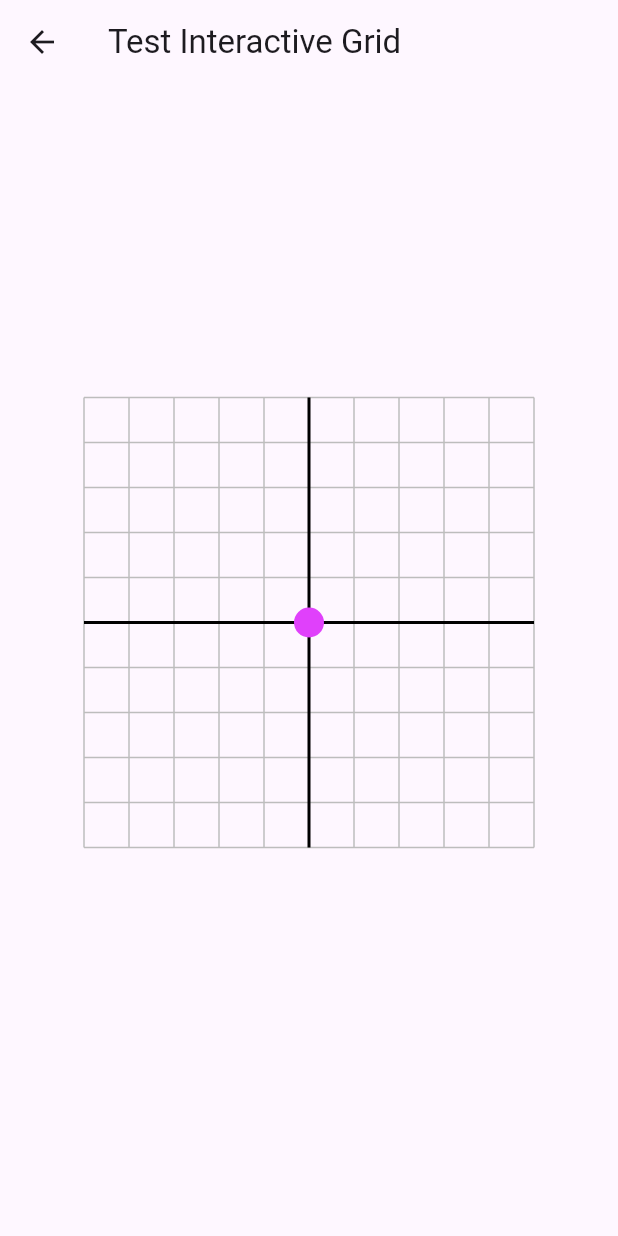
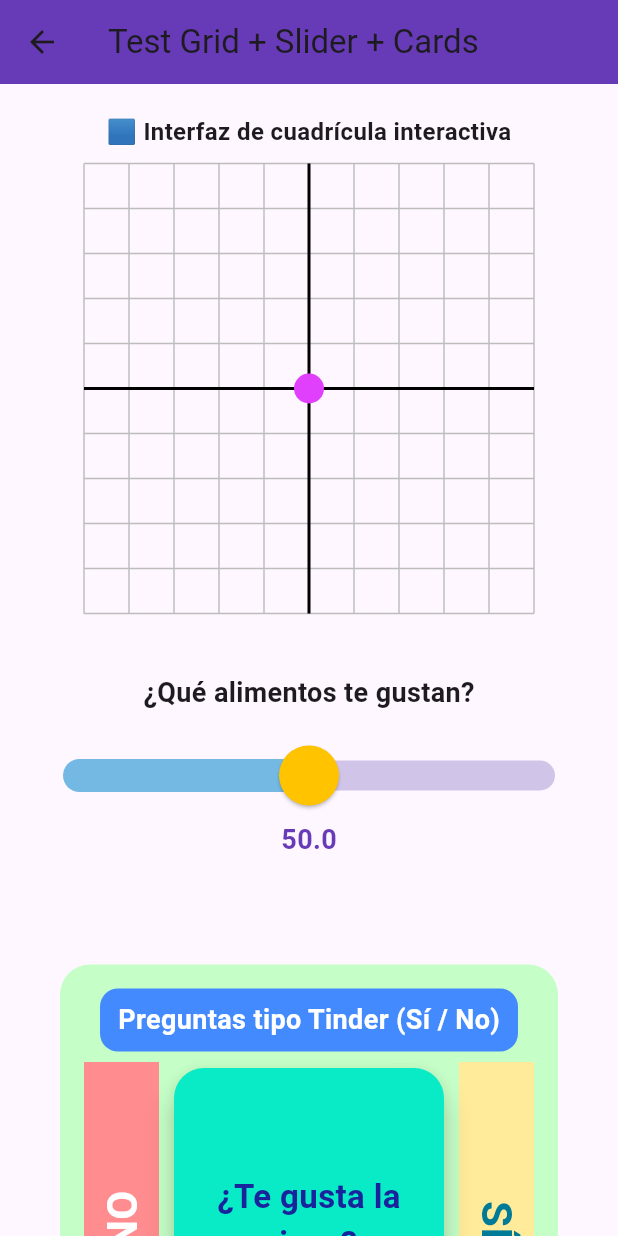
Before and after one commit to SebassoriaP/bamx, a Flutter app: the screen it shows after launch, after a tap on "Probar Widgets", on a phone screen of 412 x 824 dp. Run offline on Flutter 3.47's test engine with Material 3 defaults, Android fonts, the phone set to English and light mode, and no system bars; our stand-ins replace cloud_firestore, firebase_auth, firebase_core; accounts and stored records are empty; network calls fail.

Commit message:
Components: Slider, Checkbox, Textbox, Container, Card

```diff
--- a/lib/screens/login.dart
+++ b/lib/screens/login.dart
@@ -5,7 +5,7 @@ import 'package:bamx/screens/sign_up.dart';
 import 'package:bamx/screens/widget_testing.dart';
 import 'package:bamx/widgets/login/login_form.dart';
 import 'package:bamx/widgets/login/login_footer.dart';
-import 'package:bamx/widgets/blue_container_widget.dart';
+import 'package:bamx/widgets/container_widget.dart';
 import 'package:bamx/utils/warning.dart';
 
 class LoginScreen extends StatefulWidget {
@@ -63,7 +63,7 @@ class _LoginScreenState extends State<LoginScreen> {
                       // Blue container takes flexible space
                       Expanded(
                         flex: 6,
-                        child: BlueContainer(
+                        child: FlexibleContainer(
                           overlays: const [
                             Positioned(
                               bottom: -42,
--- a/lib/screens/widget_testing.dart
+++ b/lib/screens/widget_testing.dart
@@ -1,18 +1,42 @@
 import 'package:flutter/material.dart';
 import 'package:bamx/widgets/form_modules/grid_widget.dart';
+import 'package:bamx/widgets/form_modules/slider_widget.dart';
+import 'package:bamx/widgets/form_modules/card_widget.dart';
+import 'package:bamx/widgets/form_modules/checkbox_widget.dart';
+import 'package:bamx/widgets/form_modules/textbox_widget.dart';
 
-class TestGridScreen extends StatelessWidget {
+
+class TestGridScreen extends StatefulWidget {
   const TestGridScreen({super.key});
+
+  @override
+  State<TestGridScreen> createState() => _TestGridScreenState();
+}
+
+class _TestGridScreenState extends State<TestGridScreen> {
+  double _sliderValue = 50;
 
   @override
   Widget build(BuildContext context) {
     return Scaffold(
       appBar: AppBar(
-        title: const Text('Test Interactive Grid'),
+        title: const Text('Test Grid + Slider + Cards'),
+        backgroundColor: Colors.deepPurple,
       ),
-      body: Center(
-        child: SizedBox(
-          height: 350,
+      body: SingleChildScrollView(
+        child: Padding(
+          padding: const EdgeInsets.all(20),
+          child: Column(
+            mainAxisAlignment: MainAxisAlignment.center,
+            children: [
+              // 🟦 Interactive Grid
+              const Text(
+                '🟦 Interfaz de cuadrícula interactiva',
+                style: TextStyle(fontSize: 16, fontWeight: FontWeight.bold),
+              ),
+              const SizedBox(height: 10),
+              SizedBox(
+                height: 300,
                 child: InteractiveGrid(
                   width: 300,
                   height: 300,
@@ -21,6 +45,69 @@ class TestGridScreen extends StatelessWidget {
                   },
                 ),
               ),
+              const SizedBox(height: 40),
+
+
+              CustomSlider(
+                question: "¿Qué alimentos te gustan?",
+                min: 0,
+                max: 100,
+                initialValue: _sliderValue,
+                onChanged: (value) {
+                  setState(() {
+                    _sliderValue = value;
+                  });
+                  debugPrint('Nuevo valor del slider: $value');
+                },
+              ),
+              const SizedBox(height: 50),
+
+              // Swipe Cards
+              SizedBox(
+                height: 400,
+                child: CardWidget(
+                  title:"Preguntas tipo Tinder (Sí / No)",
+                  questions: const [
+                    "¿Te gusta la pizza?",
+                    "¿Has viajado al extranjero?",
+                    "¿Te consideras una persona puntual?",
+                    "¿Usas Flutter para tus proyectos?",
+                  ],
+                  onAnswered: (question, answer) {
+                    debugPrint(
+                        'Pregunta: "$question" → ${answer ? "Sí" : "No"}');
+                  },
+                ),
+              ),
+
+
+
+              const SizedBox(height: 50),
+
+              // MultipleChoiceQuestion
+              MultipleChoiceQuestion(
+                question: "¿Qué alimentos te gustan?",
+                options: ["Frutas", "Verduras", "Carnes", "Lácteos"],
+                onChanged: (selected) {
+                  debugPrint("Seleccionados: $selected");
+                },
+              ),
+
+              const SizedBox(height: 50),
+
+              // 📝 Caja de texto
+              CustomTextField(
+                label: "Nombre completo",
+                hint: "Ingresa tu nombre",
+                onChanged: (value) {
+                  debugPrint("Texto ingresado: $value");
+                },
+              ),
+
+
+            ],
+          ),
+        ),
       ),
     );
   }
--- a/lib/widgets/blue_container_widget.dart
+++ /dev/null
@@ -1,37 +0,0 @@
-import 'package:flutter/material.dart';
-
-class BlueContainer extends StatelessWidget {
-  final Widget child;
-  final double heightFactor;
-  final List<Widget>? overlays;
-
-  const BlueContainer({
-    super.key,
-    required this.child,
-    this.heightFactor = 0.75,
-    this.overlays,
-  });
-
-  @override
-  Widget build(BuildContext context) {
-    return Container(
-      margin: const EdgeInsets.all(20),
-      width: double.infinity,
-      height: MediaQuery.of(context).size.height * heightFactor,
-      decoration: BoxDecoration(
-        gradient: const LinearGradient(
-          colors: [Color(0xFF00AEEF), Color(0xFF3AB0FF)],
-          begin: Alignment.topCenter,
-          end: Alignment.bottomCenter,
-        ),
-        borderRadius: BorderRadius.circular(30),
-      ),
-      child: Stack(
-        children: [
-          Center(child: child),
-          if (overlays != null) ...overlays!,
-        ],
-      ),
-    );
-  }
-}
--- /dev/null
+++ b/lib/widgets/container_widget.dart
@@ -0,0 +1,50 @@
+import 'package:flutter/material.dart';
+
+class FlexibleContainer extends StatelessWidget {
+  final Widget child;
+  final double heightFactor;
+  final List<Widget>? overlays;
+
+
+  final Color? color;
+  final Gradient? gradient;
+  final double borderRadius;
+
+  const FlexibleContainer({
+    super.key,
+    required this.child,
+    this.heightFactor = 0.75,
+    this.overlays,
+    this.color,
+    this.gradient,
+    this.borderRadius = 30,
+  });
+
+  @override
+  Widget build(BuildContext context) {
+    return Container(
+      margin: const EdgeInsets.all(20),
+      width: double.infinity,
+      height: MediaQuery.of(context).size.height * heightFactor,
+      decoration: BoxDecoration(
+        borderRadius: BorderRadius.circular(borderRadius),
+        // default color if it's not defined where it is used
+        color: color,
+        gradient: color == null
+            ? (gradient ??
+                const LinearGradient(
+                  colors: [Color(0xFF00AEEF), Color(0xFF3AB0FF)],
+                  begin: Alignment.topCenter,
+                  end: Alignment.bottomCenter,
+                ))
+            : null,
+      ),
+      child: Stack(
+        children: [
+          Center(child: child),
+          if (overlays != null) ...overlays!,
+        ],
+      ),
+    );
+  }
+}
--- /dev/null
+++ b/lib/widgets/form_modules/card_widget.dart
@@ -0,0 +1,229 @@
+import 'package:flutter/material.dart';
+import 'package:bamx/widgets/container_widget.dart';
+
+class CardWidget extends StatefulWidget {
+  final List<String> questions;
+  final String title;
+  final void Function(String question, bool answer)? onAnswered;
+
+  const CardWidget({
+    super.key,
+    required this.questions,
+    required this.title,
+    this.onAnswered,
+  });
+
+  @override
+  State<CardWidget> createState() => _CardWidgetState();
+}
+
+class _CardWidgetState extends State<CardWidget> {
+  int currentIndex = 0;
+  Offset cardOffset = Offset.zero;
+  double rotation = 0;
+
+  void _onPanUpdate(DragUpdateDetails details) {
+    setState(() {
+      cardOffset += details.delta;
+      rotation = cardOffset.dx / 100;
+    });
+  }
+
+  void _onPanEnd(DragEndDetails details) {
+    final screenWidth = MediaQuery.of(context).size.width;
+    bool answered = false;
+
+    if (cardOffset.dx > screenWidth * 0.3) {
+      widget.onAnswered?.call(widget.questions[currentIndex], true);
+      answered = true;
+    } else if (cardOffset.dx < -screenWidth * 0.3) {
+      widget.onAnswered?.call(widget.questions[currentIndex], false);
+      answered = true;
+    }
+
+    if (answered) {
+      setState(() {
+        currentIndex++;
+        cardOffset = Offset.zero;
+        rotation = 0;
+      });
+    } else {
+      setState(() {
+        cardOffset = Offset.zero;
+        rotation = 0;
+      });
+    }
+  }
+
+  void _goBack() {
+    if (currentIndex > 0) {
+      setState(() {
+        currentIndex--;
+      });
+    }
+  }
+
+@override
+Widget build(BuildContext context) {
+  final bool finished = currentIndex >= widget.questions.length;
+  final question =
+      !finished ? widget.questions[currentIndex] : "¡Has respondido todas las preguntas!";
+
+  return FlexibleContainer(
+    heightFactor: 1,
+    borderRadius: 20,
+    color: const Color.fromARGB(255, 197, 255, 199),
+    overlays: [],
+    child: Padding(
+      padding: const EdgeInsets.all(16),
+      child: Column(
+        mainAxisAlignment: MainAxisAlignment.center,
+        children: [
+
+         //Title
+          Container(
+            padding: const EdgeInsets.symmetric(horizontal: 12, vertical: 8),
+
+            decoration: BoxDecoration(
+              color: Colors.blueAccent, // box color
+              borderRadius: BorderRadius.circular(12),
+            ),
+            child: Text(
+              widget.title,
+              style: const TextStyle(
+                fontSize: 18,
+                fontWeight: FontWeight.bold,
+                color: Colors.white, // text color
+              ),
+            ),
+          ),
+
+          const SizedBox(height: 7),
+
+          Expanded(
+            child: Stack(
+              alignment: Alignment.center,
+              children: [
+                if (!finished) ...[
+                  // Left side-bar (NO)
+                  Align(
+                    alignment: Alignment.centerLeft,
+                    child: Container(
+                      width: 50,
+                      height: double.infinity,
+                      color: const Color.fromRGBO(255, 140, 142, 1),
+                      child: const RotatedBox(
+                        quarterTurns: 3,
+                        child: Center(
+                          child: Text(
+                            "NO",
+                            style: TextStyle(
+                              fontSize: 28,
+                              fontWeight: FontWeight.bold,
+                              color: Colors.white,
+                            ),
+                          ),
+                        ),
+                      ),
+                    ),
+                  ),
+
+                  // Right side-bar (SÍ)
+                  Align(
+                    alignment: Alignment.centerRight,
+                    child: Container(
+                      width: 50,
+                      height: double.infinity,
+                      color: const Color.fromRGBO(255, 235, 153, 1),
+                      child: const RotatedBox(
+                        quarterTurns: 1,
+                        child: Center(
+                          child: Text(
+                            "SÍ",
+                            style: TextStyle(
+                              fontSize: 28,
+                              fontWeight: FontWeight.bold,
+                              color: Color.fromRGBO(0, 123, 151, 1),
+                            ),
+                          ),
+                        ),
+                      ),
+                    ),
+                  ),
+
+                  // Card
+                  Center(
+                    child: GestureDetector(
+                      onPanUpdate: _onPanUpdate,
+                      onPanEnd: _onPanEnd,
+                      child: Transform.translate(
+                        offset: cardOffset,
+                        child: Transform.rotate(
+                          angle: rotation * 0.2,
+                          child: Card(
+                            elevation: 8,
+                            shape: RoundedRectangleBorder(
+                              borderRadius: BorderRadius.circular(20),
+                            ),
+                            color: const Color.fromRGBO(9, 235, 198, 1),
+                            child: SizedBox(
+                              width: 180,
+                              height: double.infinity,
+                              child: Center(
+                                child: Padding(
+                                  padding: const EdgeInsets.all(20),
+                                  child: Text(
+                                    question,
+                                    textAlign: TextAlign.center,
+                                    style: const TextStyle(
+                                      fontSize: 22,
+                                      fontWeight: FontWeight.bold,
+                                      color: Color.fromRGBO(24, 35, 156, 1),
+                                    ),
+                                  ),
+                                ),
+                              ),
+                            ),
+                          ),
+                        ),
+                      ),
+                    ),
+                  ),
+                ] else ...[
+                  // Solo mostrar texto cuando ya se terminaron las preguntas
+                  Center(
+                    child: Text(
+                      question,
+                      textAlign: TextAlign.center,
+                      style: const TextStyle(
+                        fontSize: 22,
+                        fontWeight: FontWeight.bold,
+                        color: Color.fromRGBO(24, 35, 156, 1),
+                      ),
+                    ),
+                  ),
+                ]
+              ],
+            ),
+          ),
+
+          const SizedBox(height: 20),
+
+          // Botón "Anterior"
+          ElevatedButton.icon(
+            onPressed: _goBack,
+            icon: const Icon(Icons.arrow_back),
+            label: const Text("Anterior"),
+            style: ElevatedButton.styleFrom(
+              backgroundColor: Colors.deepPurple,
+              foregroundColor: Colors.white,
+              padding: const EdgeInsets.symmetric(horizontal: 24, vertical: 12),
+              textStyle: const TextStyle(fontSize: 18),
+            ),
+          ),
+        ],
+      ),
+    ),
+  );
+}
+}
--- /dev/null
+++ b/lib/widgets/form_modules/checkbox_widget.dart
@@ -0,0 +1,69 @@
+import 'package:flutter/material.dart';
+
+class MultipleChoiceQuestion extends StatefulWidget {
+  final String question;
+  final List<String> options;
+  final ValueChanged<List<String>> onChanged;
+
+  const MultipleChoiceQuestion({
+    super.key,
+    required this.question,
+    required this.options,
+    required this.onChanged,
+  });
+
+  @override
+  State<MultipleChoiceQuestion> createState() => _MultipleChoiceQuestionState();
+}
+
+class _MultipleChoiceQuestionState extends State<MultipleChoiceQuestion> {
+  final List<String> _selectedOptions = [];
+
+  void _toggleOption(String option) {
+    setState(() {
+      if (_selectedOptions.contains(option)) {
+        _selectedOptions.remove(option);
+      } else {
+        _selectedOptions.add(option);
+      }
+      widget.onChanged(_selectedOptions);
+    });
+  }
+
+  @override
+  Widget build(BuildContext context) {
+    return Card(
+      elevation: 4,
+      margin: const EdgeInsets.symmetric(vertical: 10, horizontal: 16),
+      shape: RoundedRectangleBorder(
+        borderRadius: BorderRadius.circular(16),
+      ),
+      child: Padding(
+        padding: const EdgeInsets.all(16),
+        child: Column(
+          crossAxisAlignment: CrossAxisAlignment.start,
+          children: [
+            Text(
+              widget.question,
+              style: const TextStyle(
+                fontSize: 18,
+                fontWeight: FontWeight.bold,
+              ),
+            ),
+            const SizedBox(height: 12),
+            ...widget.options.map((option) {
+              final isSelected = _selectedOptions.contains(option);
+              return CheckboxListTile(
+                title: Text(option),
+                value: isSelected,
+                onChanged: (_) => _toggleOption(option),
+                activeColor: Colors.deepPurple,
+                controlAffinity: ListTileControlAffinity.leading,
+              );
+            }),
+          ],
+        ),
+      ),
+    );
+  }
+}
--- /dev/null
+++ b/lib/widgets/form_modules/slider_widget.dart
@@ -0,0 +1,89 @@
+import 'package:flutter/material.dart';
+
+class CustomSlider extends StatefulWidget {
+  final double min;
+  final double max;
+  final double initialValue;
+  final String question;
+  final ValueChanged<double>? onChanged;
+
+  const CustomSlider({
+    super.key,
+    required this.question,
+    this.min = 0,
+    this.max = 100,
+    this.initialValue = 50,
+    this.onChanged,
+  });
+
+  @override
+  State<CustomSlider> createState() => _CustomSliderState();
+}
+
+class _CustomSliderState extends State<CustomSlider> {
+  late double _currentValue;
+
+  @override
+  void initState() {
+    super.initState();
+    _currentValue = widget.initialValue;
+  }
+
+  @override
+  Widget build(BuildContext context) {
+    return Column(
+      children: [
+
+        Padding(
+        padding: const EdgeInsets.only(bottom: 20),
+        child: Text(
+                widget.question,
+                style: const TextStyle(
+                  fontSize: 18,
+                  fontWeight: FontWeight.bold,
+
+                ),
+              ),
+        ),
+
+        SliderTheme(
+          data: SliderTheme.of(context).copyWith(
+            trackHeight: 20, //Bar size
+            thumbShape: const RoundSliderThumbShape(
+              enabledThumbRadius: 20, // Ball radious
+            ),
+            overlayShape: const RoundSliderOverlayShape(
+              overlayRadius: 22, // Slider effect
+            ),
+            thumbColor: Color.fromRGBO(255,195,0,1), // Ball color
+            activeTrackColor: const Color.fromRGBO(116, 185, 228, 1),
+            inactiveTrackColor: Colors.deepPurple.shade100,
+            overlayColor: Color.fromARGB(241, 255, 213, 75).withValues(),
+            valueIndicatorColor: Colors.deepPurple,
+          ),
+          child: Slider(
+            value: _currentValue,
+            min: widget.min,
+            max: widget.max,
+            label: _currentValue.toStringAsFixed(1),
+            onChanged: (value) {
+              setState(() {
+                _currentValue = value;
+              });
+              widget.onChanged?.call(value);
+            },
+          ),
+        ),
+        const SizedBox(height: 8),
+        Text(
+          _currentValue.toStringAsFixed(1),
+          style: const TextStyle(
+            fontSize: 18,
+            fontWeight: FontWeight.bold,
+            color: Colors.deepPurple,
+          ),
+        ),
+      ],
+    );
+  }
+}
--- /dev/null
+++ b/lib/widgets/form_modules/textbox_widget.dart
@@ -0,0 +1,65 @@
+import 'package:flutter/material.dart';
+
+class CustomTextField extends StatefulWidget {
+  final String label;
+  final String? hint;
+  final TextEditingController? controller;
+  final ValueChanged<String>? onChanged;
+  final bool obscureText; // para contraseñas
+  final String? Function(String?)? validator; // validación opcional
+
+  const CustomTextField({
+    super.key,
+    required this.label,
+    this.hint,
+    this.controller,
+    this.onChanged,
+    this.obscureText = false,
+    this.validator,
+  });
+
+  @override
+  State<CustomTextField> createState() => _CustomTextFieldState();
+}
+
+class _CustomTextFieldState extends State<CustomTextField> {
+  late final TextEditingController _controller;
+
+  @override
+  void initState() {
+    super.initState();
+    _controller = widget.controller ?? TextEditingController();
+  }
+
+  @override
+  void dispose() {
+    if (widget.controller == null) {
+      _controller.dispose();
+    }
+    super.dispose();
+  }
+
+  @override
+  Widget build(BuildContext context) {
+    return Padding(
+      padding: const EdgeInsets.symmetric(vertical: 10, horizontal: 16),
+      child: TextFormField(
+        controller: _controller,
+        obscureText: widget.obscureText,
+        validator: widget.validator,
+        onChanged: widget.onChanged,
+        decoration: InputDecoration(
+          labelText: widget.label,
+          hintText: widget.hint,
+          border: OutlineInputBorder(
+            borderRadius: BorderRadius.circular(16),
+          ),
+          focusedBorder: OutlineInputBorder(
+            borderSide: const BorderSide(color: Colors.deepPurple, width: 2),
+            borderRadius: BorderRadius.circular(16),
+          ),
+        ),
+      ),
+    );
+  }
+}
```
Lines whose indentation alone changed are shown as unchanged.
